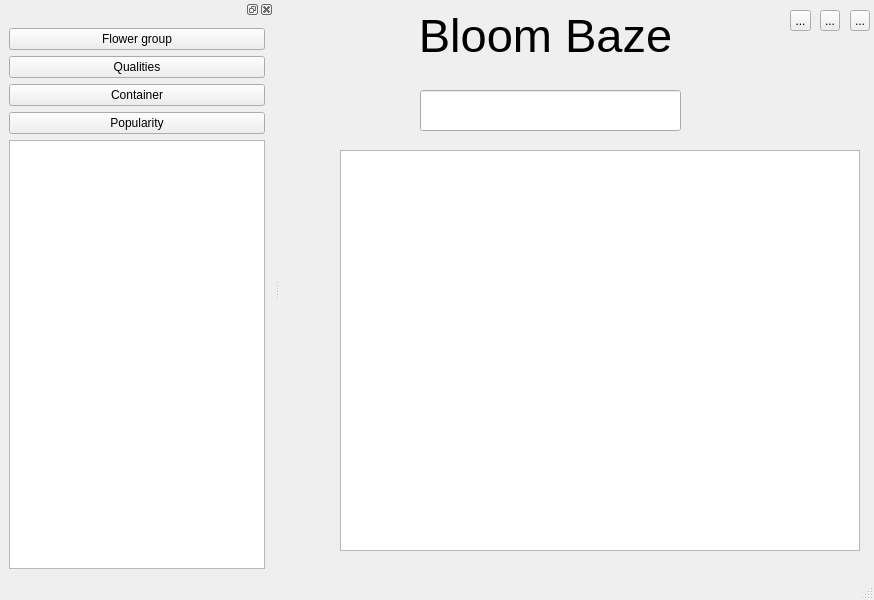
meomato/Flower-DataBase-DSBA-project-cpp-2024, file mainwindow.ui: the form before one commit.
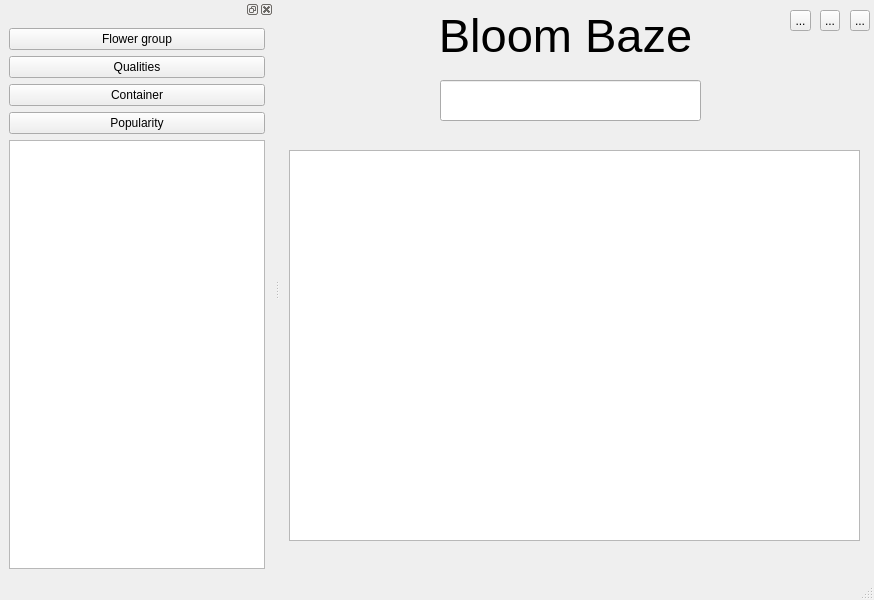
The form after the commit.

The edit to the form file:
```diff
--- a/mainwindow.ui
+++ b/mainwindow.ui
@@ -17,10 +17,10 @@
    <widget class="QTableWidget" name="tableWidget">
     <property name="geometry">
      <rect>
-      <x>60</x>
+      <x>9</x>
       <y>150</y>
-      <width>520</width>
-      <height>401</height>
+      <width>571</width>
+      <height>391</height>
      </rect>
     </property>
     <property name="selectionMode">
@@ -55,7 +55,7 @@
    <widget class="QLabel" name="label">
     <property name="geometry">
      <rect>
-      <x>100</x>
+      <x>120</x>
       <y>10</y>
       <width>331</width>
       <height>51</height>
@@ -76,8 +76,8 @@
    <widget class="QLineEdit" name="lineEdit">
     <property name="geometry">
      <rect>
-      <x>140</x>
-      <y>90</y>
+      <x>160</x>
+      <y>80</y>
       <width>261</width>
       <height>41</height>
      </rect>
```
Left out of the diff: 15 changed lines with no effect on the pictures.
